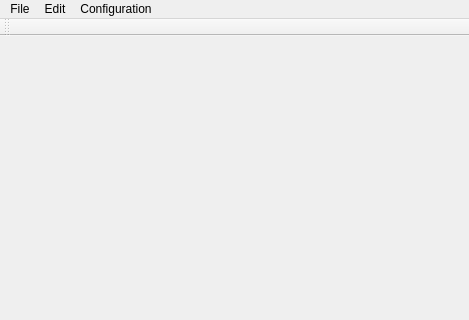
Before: the Qt Designer form template/uic/mainwindow.ui in panzergame/dxfplotter, drawn with Qt 5; both pictures show x 0 to 469 and y 0 to 320 of the 469 by 600 pixel window.
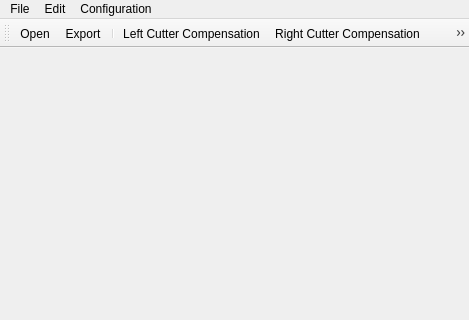
After: the same form once the commit is applied. Icons and pictures are not drawn.

Commit message: Add tool action into toolbar.

Patch:
```diff
--- a/template/uic/mainwindow.ui
+++ b/template/uic/mainwindow.ui
@@ -69,6 +69,18 @@
    <attribute name="toolBarBreak">
     <bool>false</bool>
    </attribute>
+   <addaction name="actionOpenFile"/>
+   <addaction name="actionExportFile"/>
+   <addaction name="separator"/>
+   <addaction name="actionLeftCutterCompensation"/>
+   <addaction name="actionRightCutterCompensation"/>
+   <addaction name="actionResetCutterCompensation"/>
+   <addaction name="separator"/>
+   <addaction name="actionHideSelection"/>
+   <addaction name="actionShowHidden"/>
+   <addaction name="separator"/>
+   <addaction name="actionOpenSettings"/>
+   <addaction name="separator"/>
   </widget>
   <action name="actionOpenFile">
    <property name="icon">
```
